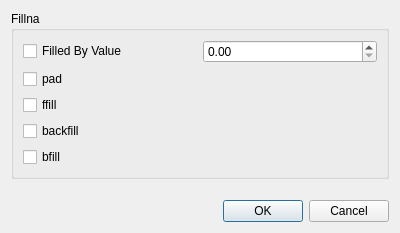
Qt form src/DAGui/Dialog/DADialogDataFrameFillna.ui (czyt1988/data-workbench) before a commit.
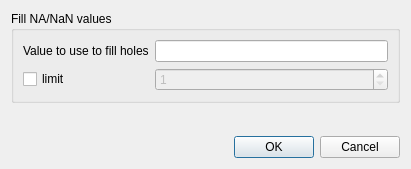
The same form after that commit. Icons and pictures are not drawn.

Commit message: 调整fillna的实现

What changed in the file:
```diff
--- a/src/DAGui/Dialog/DADialogDataFrameFillna.ui
+++ b/src/DAGui/Dialog/DADialogDataFrameFillna.ui
@@ -6,8 +6,8 @@
    <rect>
     <x>0</x>
     <y>0</y>
-    <width>400</width>
-    <height>233</height>
+    <width>411</width>
+    <height>169</height>
    </rect>
   </property>
   <property name="windowTitle">
@@ -17,48 +17,42 @@
    <item>
     <widget class="QGroupBox" name="fillnaGroupBox">
      <property name="title">
-      <string>Fillna</string>
+      <string>Fill NA/NaN values</string>
      </property>
-     <layout class="QVBoxLayout" name="verticalLayout_2">
-      <item>
-       <layout class="QHBoxLayout" name="horizontalLayout_2">
-        <item>
-         <widget class="QCheckBox" name="valueFilledCheckBox">
-          <property name="text">
-           <string>Filled By Value</string>
-          </property>
-         </widget>
-        </item>
-        <item>
-         <widget class="QDoubleSpinBox" name="valueSpinBox"/>
-        </item>
-       </layout>
-      </item>
-      <item>
-       <widget class="QCheckBox" name="padCheckBox">
-        <property name="text">
-         <string>pad</string>
+     <layout class="QGridLayout" name="gridLayout">
+      <item row="1" column="0">
+       <widget class="QCheckBox" name="checkBoxLimit">
+        <property name="toolTip">
+         <string>This is the maximum number of consecutive NaN values to forward/backward fill. In other words, if there is a gap with more than this number of consecutive NaNs, it will only be partially filled</string>
         </property>
-       </widget>
-      </item>
-      <item>
-       <widget class="QCheckBox" name="ffillCheckBox">
         <property name="text">
-         <string>ffill</string>
+         <string>limit</string>
         </property>
        </widget>
       </item>
-      <item>
-       <widget class="QCheckBox" name="backfillCheckBox">
-        <property name="text">
-         <string>backfill</string>
+      <item row="1" column="1">
+       <widget class="QSpinBox" name="spinBoxLimit">
+        <property name="enabled">
+         <bool>false</bool>
         </property>
+        <property name="toolTip">
+         <string>This is the maximum number of entries along the entire axis where NaNs will be filled. Must be greater than 0</string>
+        </property>
+        <property name="minimum">
+         <number>1</number>
+        </property>
+        <property name="maximum">
+         <number>999999999</number>
+        </property>
        </widget>
       </item>
-      <item>
-       <widget class="QCheckBox" name="bfillCheckBox">
+      <item row="0" column="1">
+       <widget class="QLineEdit" name="lineEditValue"/>
+      </item>
+      <item row="0" column="0">
+       <widget class="QLabel" name="label">
         <property name="text">
-         <string>bfill</string>
+         <string>Value to use to fill holes</string>
         </property>
        </widget>
       </item>
@@ -107,6 +101,9 @@
         <iconset resource="../icon.qrc">
          <normaloff>:/DAGui/icon/accept.svg</normaloff>:/DAGui/icon/accept.svg</iconset>
        </property>
+       <property name="default">
+        <bool>true</bool>
+       </property>
       </widget>
      </item>
      <item>
```
Left out of the diff: 62 changed lines with no effect on the pictures. The commit also changes 13 other files.
